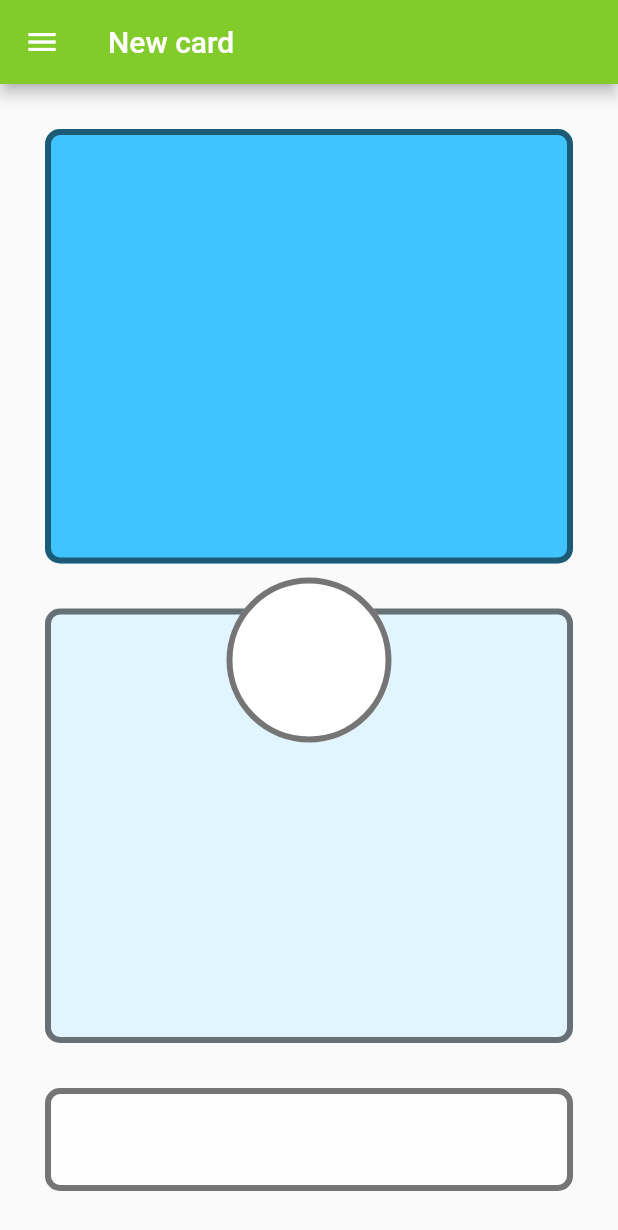
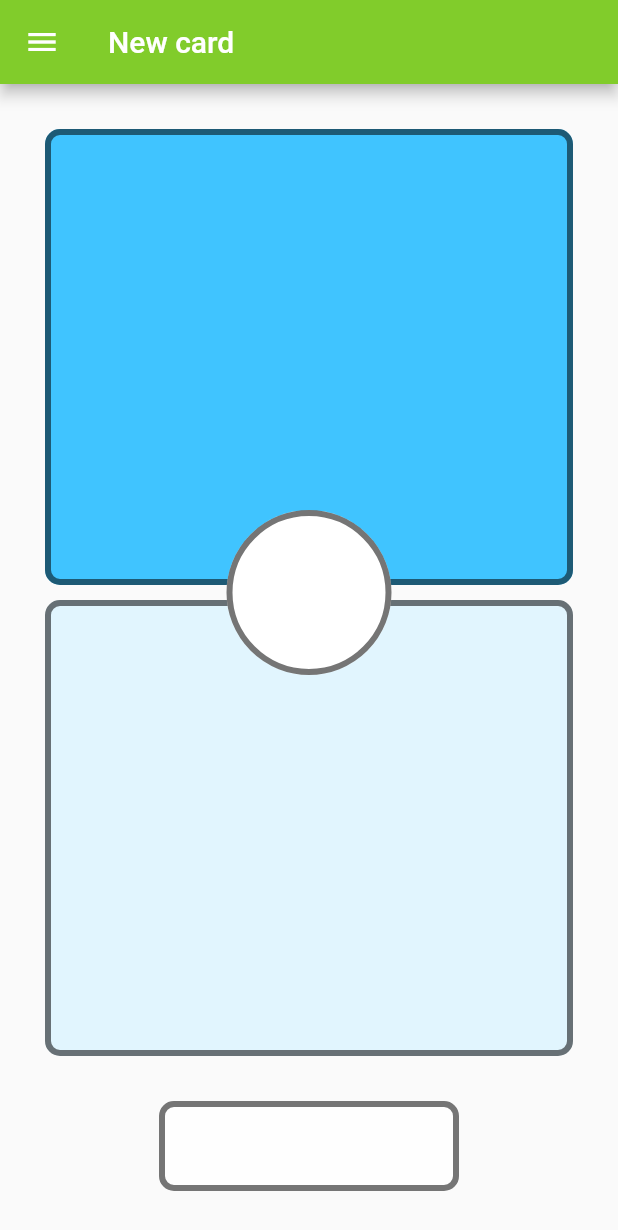
Before and after one commit to lsdrfrx/cardiction, a Flutter app: the screen it shows after launch, in the side drawer, after a tap on "New card", on a phone screen of 412 x 824 dp. Shown: the top 1230 px of the screen. Run offline on Flutter 3.47's test engine with Material 2 defaults, Android fonts, the phone set to English and light mode, and no system bars; our stand-ins replace flutter_bloc.

Commit message:
fixed new card page, added icon dark theme

```diff
--- a/lib/src/pages/new_card.dart
+++ b/lib/src/pages/new_card.dart
@@ -8,60 +8,57 @@ class NewCardPage extends StatelessWidget {
   Widget build(BuildContext context) {
     return BasePage(
       title: "New card",
-      body: Stack(
+      body: Column(
         children: [
-          Column(mainAxisAlignment: MainAxisAlignment.center,
-            children: [
-
-            // first card
           const SizedBox(height: 30),
           Expanded(
+            child: Stack(
+              alignment: const Alignment(0.0, 0.0),
+              children: [
+                Expanded(
                   flex: 2,
+                  child: Column(
+                    children: [
+                      // first card
+                      Expanded(
+                        child: ConstrainedBox(
+                          constraints: const BoxConstraints(
+                            maxWidth: 700,
+                          ),
                           child: Container(
                             margin: const EdgeInsets.symmetric(horizontal: 30),
                             padding: const EdgeInsets.symmetric(vertical: 20),
                             decoration: BoxDecoration(
                               color: Colors.lightBlueAccent,
                               borderRadius: BorderRadius.circular(10.0),
-                    border: Border.all(color: Colors.black54, width: 4.0),
+                              border:
+                                  Border.all(color: Colors.black54, width: 4.0),
                             ),
                           ),
                         ),
-
+                      ),
+                      const SizedBox(height: 10),
                       // second card
-              const SizedBox(height: 30),
                       Expanded(
-                flex: 2,
+                        child: ConstrainedBox(
+                          constraints: const BoxConstraints(
+                            maxWidth: 700,
+                          ),
                           child: Container(
                             margin: const EdgeInsets.symmetric(horizontal: 30),
                             padding: const EdgeInsets.symmetric(vertical: 20),
                             decoration: BoxDecoration(
                               color: Colors.lightBlue[50],
                               borderRadius: BorderRadius.circular(10.0),
-                    border: Border.all(color: Colors.black54, width: 4.0),
+                              border:
+                                  Border.all(color: Colors.black54, width: 4.0),
                             ),
                           ),
                         ),
-
-              // button in the bottom
-              const SizedBox(height: 30),
-              Align(
-                alignment: Alignment.bottomCenter,
-                child: Container(
-                  width: MediaQuery.of(context).size.width - 60,
-                  height: MediaQuery.of(context).size.width / 6,
-                  margin: const EdgeInsets.only(bottom: 30),
-                  decoration: BoxDecoration(
-                      color: Colors.white70,
-                      borderRadius: BorderRadius.circular(10),
-                      border: Border.all(color: Colors.black54, width: 4)
+                      ),
+                    ],
                   ),
                 ),
-              ),
-            ]
-          ),
-
-          // circular button
                 Center(
                   child: Container(
                     width: 110,
@@ -75,6 +72,36 @@ class NewCardPage extends StatelessWidget {
                 ),
               ],
             ),
+          ),
+
+          const SizedBox(height: 30),
+          Align(
+            alignment: Alignment.bottomCenter,
+            child: ConstrainedBox(
+              constraints: const BoxConstraints(
+                minHeight: 60,
+                maxHeight: 60,
+                minWidth: 200,
+                maxWidth: double.infinity,
+              ),
+              // width: MediaQuery.of(context).size.width - 60,
+              // height: MediaQuery.of(context).size.width / 6,
+              // margin: const EdgeInsets.only(bottom: 30),
+              child: DecoratedBox(
+                decoration: BoxDecoration(
+                  color: Colors.white70,
+                  borderRadius: BorderRadius.circular(10),
+                  border: Border.all(color: Colors.black54, width: 4),
+                ),
+              ),
+            ),
+          ),
+          const SizedBox(height: 30),
+          // circular button
+          // Center(
+          // ),
+        ],
+      ),
     );
   }
 }
--- a/lib/src/services/themes.dart
+++ b/lib/src/services/themes.dart
@@ -15,6 +15,9 @@ final darkTheme = lightTheme.copyWith(
     bodyLarge: TextStyle(
       color: Colors.white70,
     ),
+  ),
+  iconTheme: const IconThemeData(
+    color: Colors.white70,
   ),
 );
 
```
Lines whose indentation alone changed are shown as unchanged.
